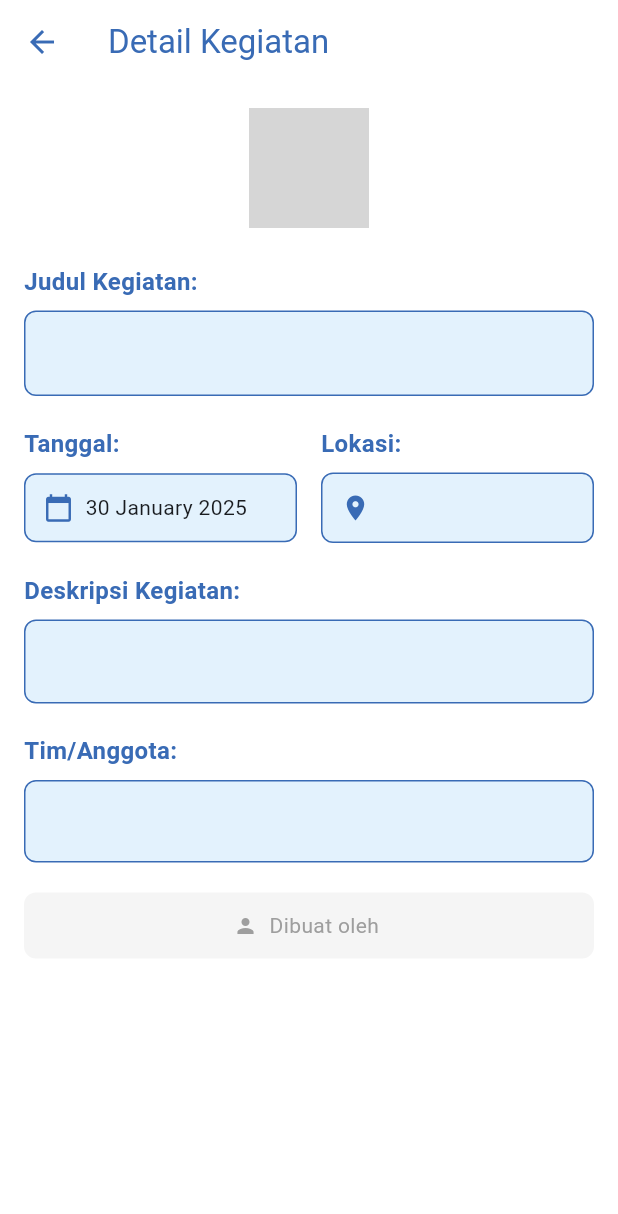
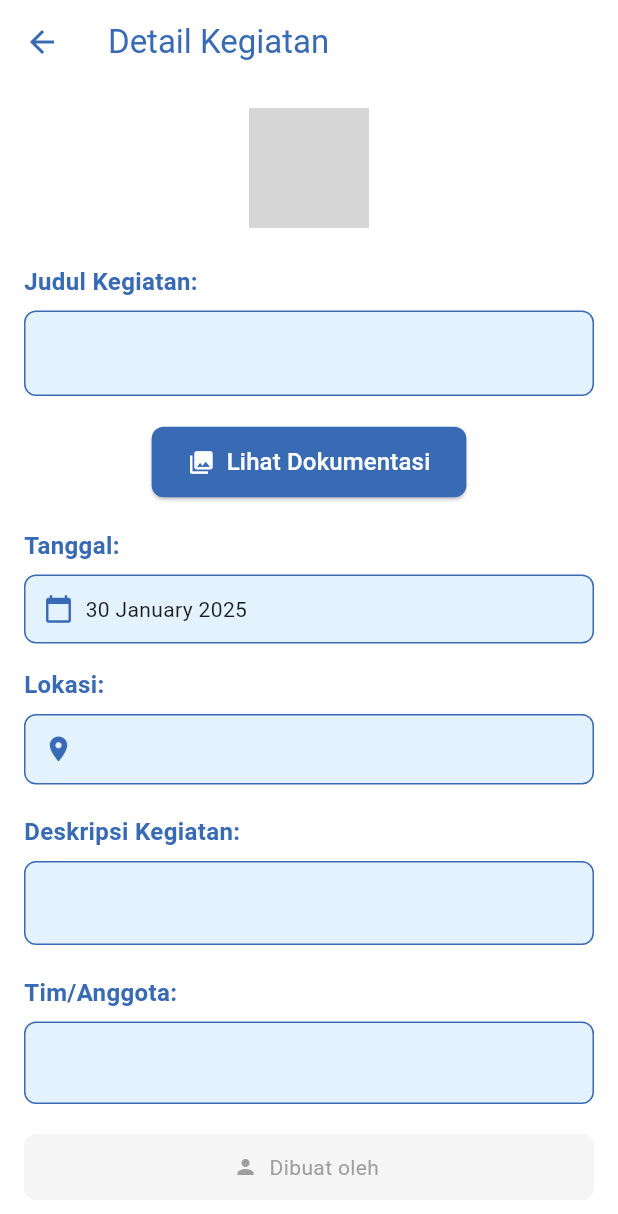
Before and after one commit to zahrld/rekap, a Flutter app: the DetailKegiatanScreen screen opened directly with empty values, on a phone screen of 412 x 824 dp. Shown: the top 1214 px of the screen. Run offline on Flutter 3.47's test engine with Material 3 defaults, Android fonts, the phone set to English and light mode, and no system bars; our stand-ins replace google_fonts, image_picker; grey boxes are pictures that could not be loaded.

Commit message:
detail acatatan lagi

```diff
--- /dev/null
+++ b/lib/models/dokumentasi.dart
@@ -0,0 +1,25 @@
+class Dokumentasi {
+  final int id;
+  final String judul;
+  final String deskripsi;
+  final String gambarUrl;
+  final String createdAt;
+
+  Dokumentasi({
+    required this.id,
+    required this.judul,
+    required this.deskripsi,
+    required this.gambarUrl,
+    required this.createdAt,
+  });
+
+  factory Dokumentasi.fromJson(Map<String, dynamic> json) {
+    return Dokumentasi(
+      id: json['id'],
+      judul: json['judul'],
+      deskripsi: json['deskripsi'],
+      gambarUrl: json['gambar_url'],
+      createdAt: json['created_at'],
+    );
+  }
+}
--- a/lib/screens/detail_kegiatan_screen.dart
+++ b/lib/screens/detail_kegiatan_screen.dart
@@ -1,4 +1,5 @@
 import 'package:flutter/material.dart';
+import 'package:rekap_kominfo/screens/dokumentasi_screen.dart';
 import '../models/survey_model.dart';
 import 'package:intl/intl.dart';
 import '../models/user_model.dart';
@@ -62,60 +63,46 @@ class DetailKegiatanScreen extends StatelessWidget {
             ),
             const SizedBox(height: 20),
 
-            // Dokumentasi Foto
-            if (activity.images != null && activity.images!.isNotEmpty) ...[
-              const Text(
-                'Dokumentasi:',
-                style: TextStyle(
-                  fontSize: 16,
-                  fontWeight: FontWeight.bold,
-                  color: Color(0xFF396BB5),
-                ),
-              ),
-              const SizedBox(height: 8),
-              Container(
-                height: 200,
-                decoration: BoxDecoration(
-                  borderRadius: BorderRadius.circular(8),
-                  border: Border.all(color: const Color(0xFF396BB5)),
-                ),
-                child: ListView.builder(
-                  scrollDirection: Axis.horizontal,
-                  itemCount: activity.images!.length,
-                  itemBuilder: (context, index) {
-                    return Padding(
-                      padding: const EdgeInsets.all(8.0),
-                      child: ClipRRect(
-                        borderRadius: BorderRadius.circular(8),
-                        child: Image.network(
-                          activity.images![index],
-                          fit: BoxFit.cover,
-                          width: 250,
-                          errorBuilder: (context, error, stackTrace) {
-                            return Container(
-                              width: 250,
-                              color: Colors.grey[200],
-                              child: const Center(
-                                child: Icon(Icons.error),
-                              ),
-                            );
-                          },
+// Tombol Dokumentasi
+            Center(
+              child: ElevatedButton.icon(
+                onPressed: () {
+                  Navigator.push(
+                    context,
+                    MaterialPageRoute(
+                      builder: (context) => DokumentasiScreen(
+                        images: activity.images ?? [], // Kirim empty list jika null
                       ),
                     ),
                   );
                 },
+                icon: const Icon(Icons.photo_library, color: Colors.white),
+                label: const Text(
+                  'Lihat Dokumentasi',
+                  style: TextStyle(
+                    color: Colors.white,
+                    fontSize: 16,
+                  ),
+                ),
+                style: ElevatedButton.styleFrom(
+                  backgroundColor: const Color(0xFF396BB5),
+                  padding: const EdgeInsets.symmetric(
+                    horizontal: 24,
+                    vertical: 12,
+                  ),
+                  shape: RoundedRectangleBorder(
+                    borderRadius: BorderRadius.circular(8),
+                  ),
+                ),
               ),
             ),
             const SizedBox(height: 20),
-            ],
 
             // Informasi Waktu dan Tempat
-            Row(
-              children: [
-                Expanded(
-                  child: Column(
+            Column(
               crossAxisAlignment: CrossAxisAlignment.start,
               children: [
+                // Tanggal
                 const Text(
                   'Tanggal:',
                   style: TextStyle(
@@ -126,6 +113,7 @@ class DetailKegiatanScreen extends StatelessWidget {
                 ),
                 const SizedBox(height: 8),
                 Container(
+                  width: double.infinity,
                   padding: const EdgeInsets.all(12),
                   decoration: BoxDecoration(
                     color: Colors.blue[50],
@@ -141,21 +129,15 @@ class DetailKegiatanScreen extends StatelessWidget {
                       ),
                       const SizedBox(width: 8),
                       Text(
-                              DateFormat('dd MMMM yyyy')
-                                  .format(activity.tanggal),
+                        DateFormat('dd MMMM yyyy').format(activity.tanggal),
                         style: const TextStyle(fontSize: 14),
                       ),
                     ],
                   ),
                 ),
-                    ],
-                  ),
-                ),
-                const SizedBox(width: 16),
-                Expanded(
-                  child: Column(
-                    crossAxisAlignment: CrossAxisAlignment.start,
-                    children: [
+                const SizedBox(height: 16),
+
+                // Lokasi
                 const Text(
                   'Lokasi:',
                   style: TextStyle(
@@ -166,6 +148,7 @@ class DetailKegiatanScreen extends StatelessWidget {
                 ),
                 const SizedBox(height: 8),
                 Container(
+                  width: double.infinity,
                   padding: const EdgeInsets.all(12),
                   decoration: BoxDecoration(
                     color: Colors.blue[50],
@@ -173,6 +156,7 @@ class DetailKegiatanScreen extends StatelessWidget {
                     border: Border.all(color: const Color(0xFF396BB5)),
                   ),
                   child: Row(
+                    crossAxisAlignment: CrossAxisAlignment.start,
                     children: [
                       const Icon(
                         Icons.location_on,
@@ -184,10 +168,6 @@ class DetailKegiatanScreen extends StatelessWidget {
                         child: Text(
                           activity.tempat,
                           style: const TextStyle(fontSize: 14),
-                                overflow: TextOverflow.ellipsis,
-                              ),
-                            ),
-                          ],
                         ),
                       ),
                     ],
--- /dev/null
+++ b/lib/services/dokumentasi_service.dart
@@ -0,0 +1,22 @@
+import 'dart:convert';
+import 'package:http/http.dart' as http;
+import '../models/dokumentasi.dart';
+
+class DokumentasiService {
+  static const String baseUrl = 'http://your-api-base-url'; // Ganti dengan URL API Anda
+
+  Future<List<Dokumentasi>> getDokumentasiList() async {
+    try {
+      final response = await http.get(Uri.parse('$baseUrl/api/dokumentasi'));
+
+      if (response.statusCode == 200) {
+        List<dynamic> jsonData = json.decode(response.body)['data'];
+        return jsonData.map((item) => Dokumentasi.fromJson(item)).toList();
+      } else {
+        throw Exception('Gagal mengambil data dokumentasi');
+      }
+    } catch (e) {
+      throw Exception('Error: $e');
+    }
+  }
+}
```
Also changed, not shown: lib/screens/dokumentasi_screen.dart (added, +120 -0 lines). Lines whose indentation alone changed are shown as unchanged.
